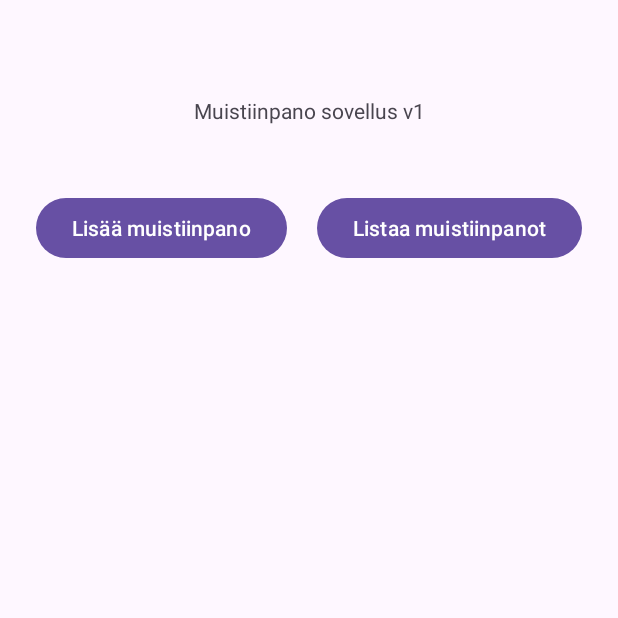
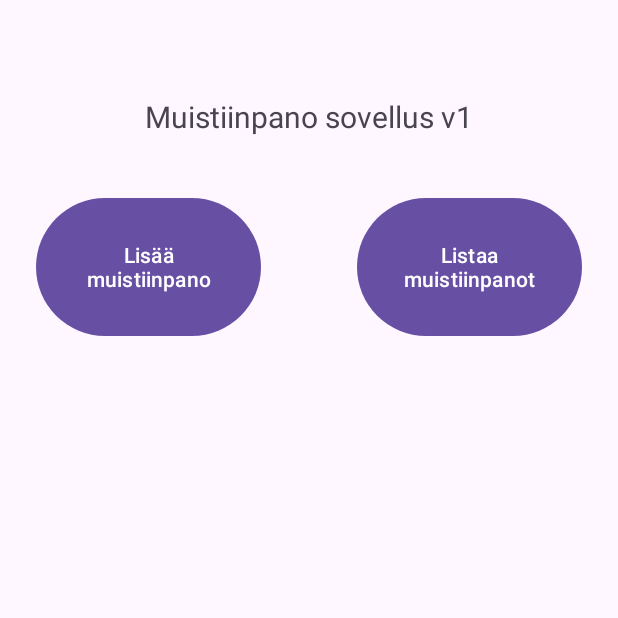
Before and after one commit to aaboeh/viikko9, an Android app: the screen it shows after launch (MainActivity), on a phone screen of 412 x 824 dp, the top half of it. Run offline under Robolectric (Android 15) with nearby library versions, the phone set to English and light mode, and no system bars.

Commit message:
first commit

```diff
--- a/app/src/main/java/com/example/viikko9/MainActivity.java
+++ b/app/src/main/java/com/example/viikko9/MainActivity.java
@@ -12,8 +12,6 @@ public class MainActivity extends AppCompatActivity {
     protected void onCreate(Bundle savedInstanceState) {
         super.onCreate(savedInstanceState);
         setContentView(R.layout.activity_main);
-
-
     }
 
     public void switchToAddNote(View view) {
@@ -25,6 +23,4 @@ public class MainActivity extends AppCompatActivity {
         Intent intent = new Intent(this, ListNotesActivity.class);
         startActivity(intent);
     }
-
-
 }
--- a/app/src/main/java/com/example/viikko9/NoteListAdapter.java
+++ b/app/src/main/java/com/example/viikko9/NoteListAdapter.java
@@ -26,7 +26,7 @@ public class NoteListAdapter extends RecyclerView.Adapter<NoteViewHolder> {
 
     @Override
     public void onBindViewHolder(@NonNull NoteViewHolder holder, int position) {
-        holder.noteIdText.setText("#" + notes.get(position).getId());
+        holder.noteIdText.setText(String.valueOf(notes.get(position).getId()));
         holder.noteTimeAndDateText.setText(notes.get(position).getTimeAndDate());
         holder.noteTitleText.setText(notes.get(position).getTitle());
         holder.noteContentText.setText(notes.get(position).getContent());
--- a/app/src/main/res/layout/activity_list_notes.xml
+++ b/app/src/main/res/layout/activity_list_notes.xml
@@ -11,6 +11,8 @@
         android:id="@+id/ListNotesRV"
         android:layout_width="409dp"
         android:layout_height="729dp"
-        tools:layout_editor_absoluteX="1dp"
-        tools:layout_editor_absoluteY="1dp" />
+        app:layout_constraintBottom_toBottomOf="parent"
+        app:layout_constraintEnd_toEndOf="parent"
+        app:layout_constraintStart_toStartOf="parent"
+        app:layout_constraintTop_toTopOf="parent" />
 </androidx.constraintlayout.widget.ConstraintLayout>
--- a/app/src/main/res/layout/activity_main.xml
+++ b/app/src/main/res/layout/activity_main.xml
@@ -13,14 +13,15 @@
         android:layout_height="wrap_content"
         android:layout_marginTop="64dp"
         android:text="Muistiinpano sovellus v1"
+        android:textSize="20sp"
         app:layout_constraintEnd_toEndOf="parent"
         app:layout_constraintStart_toStartOf="parent"
         app:layout_constraintTop_toTopOf="parent" />
 
     <Button
         android:id="@+id/AddNoteActivityButton"
-        android:layout_width="wrap_content"
-        android:layout_height="wrap_content"
+        android:layout_width="150dp"
+        android:layout_height="100dp"
         android:layout_marginStart="24dp"
         android:layout_marginTop="128dp"
         android:onClick="switchToAddNote"
@@ -30,8 +31,8 @@
 
     <Button
         android:id="@+id/ListNotesActivityButton"
-        android:layout_width="wrap_content"
-        android:layout_height="wrap_content"
+        android:layout_width="150dp"
+        android:layout_height="100dp"
         android:layout_marginTop="128dp"
         android:layout_marginEnd="24dp"
         android:onClick="switchToNoteList"
```
Also changed, not shown: app/src/main/res/layout/activity_add_note.xml (+4 -4 lines), app/src/main/java/com/example/viikko9/AddNoteActivity.java (line endings or trailing spaces), app/src/main/java/com/example/viikko9/ListNotesActivity.java (line endings or trailing spaces).
